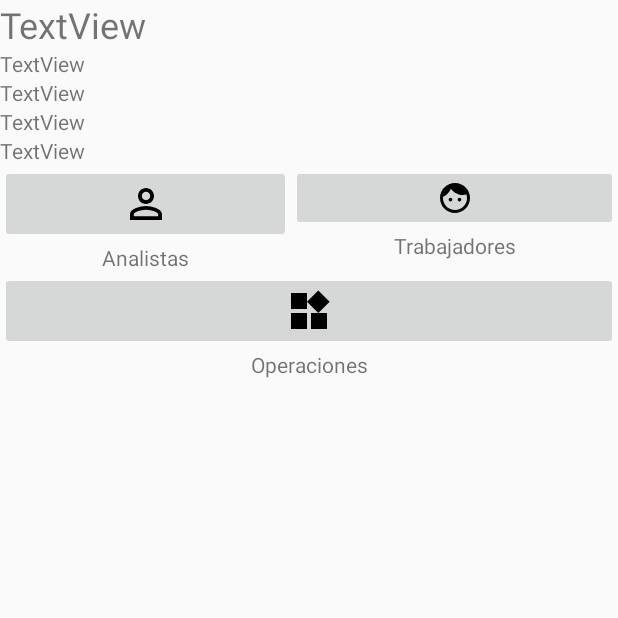
After one commit to LightDragooon/SistemaMuestreos, an Android app: the ver_proyecto screen opened directly, with no data from a screen before it, on a phone screen of 412 x 824 dp, the top half of it. The commit adds this screen. Run offline under Robolectric (Android 15) with nearby library versions, the phone set to English and light mode, and no system bars.

Commit message:
Creación de Pantallas - Proyectos

```diff
--- a/app/src/main/AndroidManifest.xml
+++ b/app/src/main/AndroidManifest.xml
@@ -29,7 +29,11 @@
         <activity android:name=".crear_operaciones" />
         <activity android:name=".Proyectos" />
         <activity android:name=".crear_tarea" />
-        <activity android:name=".Tareas"></activity>
+        <activity android:name=".Tareas" />
+        <activity android:name=".ver_proyecto" />
+        <activity android:name=".ver_personas" />
+        <activity android:name=".seleccionar_persona" />
+        <activity android:name=".ver_operaciones"></activity>
     </application>
 
 </manifest>
--- /dev/null
+++ b/app/src/main/java/gruporeque/sistemamuestreos/ver_proyecto.java
@@ -0,0 +1,13 @@
+package gruporeque.sistemamuestreos;
+
+import android.support.v7.app.AppCompatActivity;
+import android.os.Bundle;
+
+public class ver_proyecto extends AppCompatActivity {
+
+    @Override
+    protected void onCreate(Bundle savedInstanceState) {
+        super.onCreate(savedInstanceState);
+        setContentView(R.layout.activity_ver_proyecto);
+    }
+}
--- /dev/null
+++ b/app/src/main/res/layout/activity_ver_proyecto.xml
@@ -0,0 +1,110 @@
+<?xml version="1.0" encoding="utf-8"?>
+<LinearLayout xmlns:android="http://schemas.android.com/apk/res/android"
+    xmlns:app="http://schemas.android.com/apk/res-auto"
+    xmlns:tools="http://schemas.android.com/tools"
+    android:layout_width="match_parent"
+    android:layout_height="match_parent"
+    android:orientation="vertical"
+    tools:context=".ver_proyecto">
+
+    <TextView
+        android:id="@+id/tv_verProyecto_nombreP"
+        android:layout_width="match_parent"
+        android:layout_height="wrap_content"
+        android:text="TextView"
+        android:textSize="24sp" />
+
+    <TextView
+        android:id="@+id/tv_verProyecto_cliente"
+        android:layout_width="match_parent"
+        android:layout_height="wrap_content"
+        android:text="TextView" />
+
+    <TextView
+        android:id="@+id/tv_verProyecto_fechaI"
+        android:layout_width="match_parent"
+        android:layout_height="wrap_content"
+        android:text="TextView" />
+
+    <TextView
+        android:id="@+id/tv_verProyecto_fechaF"
+        android:layout_width="match_parent"
+        android:layout_height="wrap_content"
+        android:text="TextView" />
+
+    <TextView
+        android:id="@+id/tv_verProyecto_desc"
+        android:layout_width="match_parent"
+        android:layout_height="wrap_content"
+        android:text="TextView" />
+
+    <LinearLayout
+        android:layout_width="match_parent"
+        android:layout_height="wrap_content"
+        android:orientation="horizontal">
+
+        <LinearLayout
+            android:layout_width="wrap_content"
+            android:layout_height="wrap_content"
+            android:layout_weight="1"
+            android:orientation="vertical">
+
+            <ImageButton
+                android:id="@+id/ibtn_verProyecto_analista"
+                android:layout_width="match_parent"
+                android:layout_height="wrap_content"
+                android:layout_weight="1"
+                app:srcCompat="@drawable/ic_user" />
+
+            <TextView
+                android:id="@+id/textView14"
+                android:layout_width="match_parent"
+                android:layout_height="wrap_content"
+                android:layout_weight="1"
+                android:gravity="center"
+                android:text="@string/analistas" />
+        </LinearLayout>
+
+        <LinearLayout
+            android:layout_width="wrap_content"
+            android:layout_height="wrap_content"
+            android:layout_weight="1"
+            android:orientation="vertical">
+
+            <ImageButton
+                android:id="@+id/ibtn_verProyecto_trabajador"
+                android:layout_width="match_parent"
+                android:layout_height="wrap_content"
+                android:layout_weight="1"
+                app:srcCompat="@drawable/ic_trabajadores" />
+
+            <TextView
+                android:id="@+id/textView15"
+                android:layout_width="match_parent"
+                android:layout_height="wrap_content"
+                android:layout_weight="1"
+                android:gravity="center"
+                android:text="@string/trabajadores" />
+        </LinearLayout>
+    </LinearLayout>
+
+    <LinearLayout
+        android:layout_width="match_parent"
+        android:layout_height="match_parent"
+        android:orientation="vertical">
+
+        <ImageButton
+            android:id="@+id/ibtn_verProyecto_operaciones"
+            android:layout_width="match_parent"
+            android:layout_height="wrap_content"
+            app:srcCompat="@drawable/ic_proyecto" />
+
+        <TextView
+            android:id="@+id/textView16"
+            android:layout_width="match_parent"
+            android:layout_height="wrap_content"
+            android:gravity="center"
+            android:text="@string/operacioes" />
+    </LinearLayout>
+
+</LinearLayout>
```
Also changed, not shown: app/src/main/java/gruporeque/sistemamuestreos/Proyectos.java (+23 -1 lines), app/src/main/java/gruporeque/sistemamuestreos/seleccionar_persona.java (added, +13 -0 lines), app/src/main/java/gruporeque/sistemamuestreos/ver_operaciones.java (added, +13 -0 lines), app/src/main/java/gruporeque/sistemamuestreos/ver_personas.java (added, +13 -0 lines), app/src/main/res/layout/activity_seleccionar_persona.xml (added, +13 -0 lines), app/src/main/res/layout/activity_ver_operaciones.xml (added, +91 -0 lines), app/src/main/res/layout/activity_ver_personas.xml (added, +28 -0 lines), app/src/main/res/values/strings.xml (+11 -1 lines).
